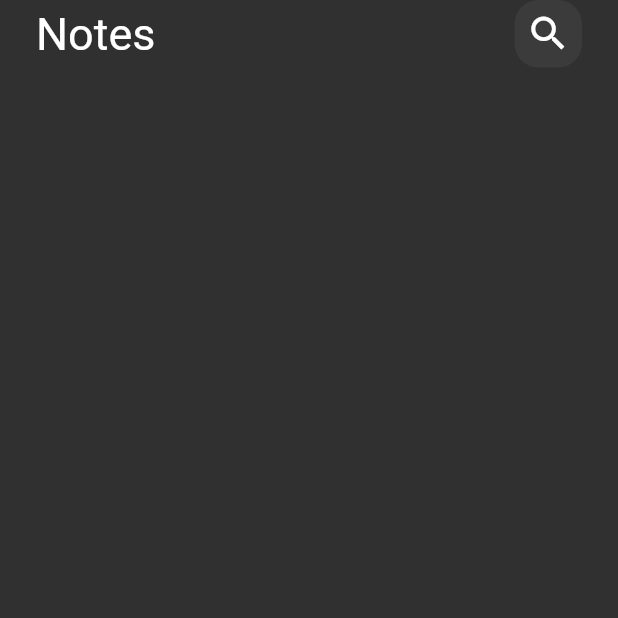
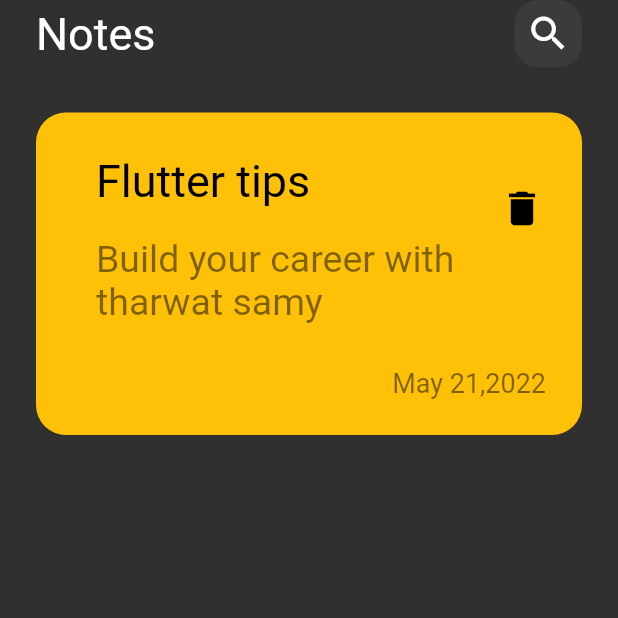
Before and after one commit to Mariamibrahim88/Notes_App, a Flutter app: the screen it shows after launch, on a phone screen of 412 x 824 dp, the top half of it. Run offline on Flutter 3.47's test engine with Material 2 defaults, Android fonts, the phone set to English and light mode, and no system bars.

Commit message:
improve custom card of note

```diff
--- a/lib/main.dart
+++ b/lib/main.dart
@@ -6,12 +6,14 @@ void main() {
 }
 
 class NotesApp extends StatelessWidget {
-  const NotesApp({super.key});
+  const NotesApp({Key? key}) : super(key: key);
 
   @override
   Widget build(BuildContext context) {
     return MaterialApp(
-      theme: ThemeData.dark(),
+      theme: ThemeData.dark().copyWith(
+          //fontFamily: 'Poppins',
+          ),
       debugShowCheckedModeBanner: false,
       home: const NotesView(),
     );
--- a/lib/views/notes_view.dart
+++ b/lib/views/notes_view.dart
@@ -1,17 +1,22 @@
 import 'package:flutter/material.dart';
 
 import '../widgets/custom_app_bar.dart';
+import '../widgets/custom_card.dart';
 
 class NotesView extends StatelessWidget {
   const NotesView({super.key});
 
   @override
   Widget build(BuildContext context) {
-    return const Scaffold(
+    return Scaffold(
       body: Padding(
         padding: EdgeInsets.symmetric(horizontal: 24),
         child: Column(children: [
           CustomAppBar(),
+          SizedBox(
+            height: 30,
+          ),
+          CustomCard(),
         ]),
       ),
     );
--- /dev/null
+++ b/lib/widgets/custom_card.dart
@@ -0,0 +1,52 @@
+import 'package:flutter/material.dart';
+
+class CustomCard extends StatelessWidget {
+  CustomCard({super.key});
+  //  String text;
+  // String color;
+
+  @override
+  Widget build(BuildContext context) {
+    return Container(
+      padding: EdgeInsets.only(top: 24, left: 24, bottom: 24),
+      decoration: BoxDecoration(
+          color: Colors.amber, borderRadius: BorderRadius.circular(20)),
+      child: Column(
+        crossAxisAlignment: CrossAxisAlignment.end,
+        children: [
+          ListTile(
+            title: Text(
+              'Flutter tips',
+              style: TextStyle(fontSize: 30, color: Colors.black),
+            ),
+            subtitle: Padding(
+              padding: const EdgeInsets.only(top: 20, bottom: 25),
+              child: Text(
+                'Build your career with tharwat samy',
+                //softWrap: true,
+                style: TextStyle(
+                    color: Colors.black.withOpacity(0.5), fontSize: 25),
+              ),
+            ),
+            trailing: IconButton(
+              onPressed: () {},
+              icon: Icon(
+                Icons.delete,
+                color: Colors.black,
+                size: 30,
+              ),
+            ),
+          ),
+          Padding(
+            padding: const EdgeInsets.only(right: 24),
+            child: Text(
+              'May 21,2022',
+              style:
+                  TextStyle(color: Colors.black.withOpacity(0.5), fontSize: 18),
+            ),
+          ),
+        ],
+      ),
+    );
+  }
+}
```
Also changed, not shown: pubspec.yaml (+8 -11 lines), assets/fonts/Poppins-Regular.ttf (added), pubspec.lock.
